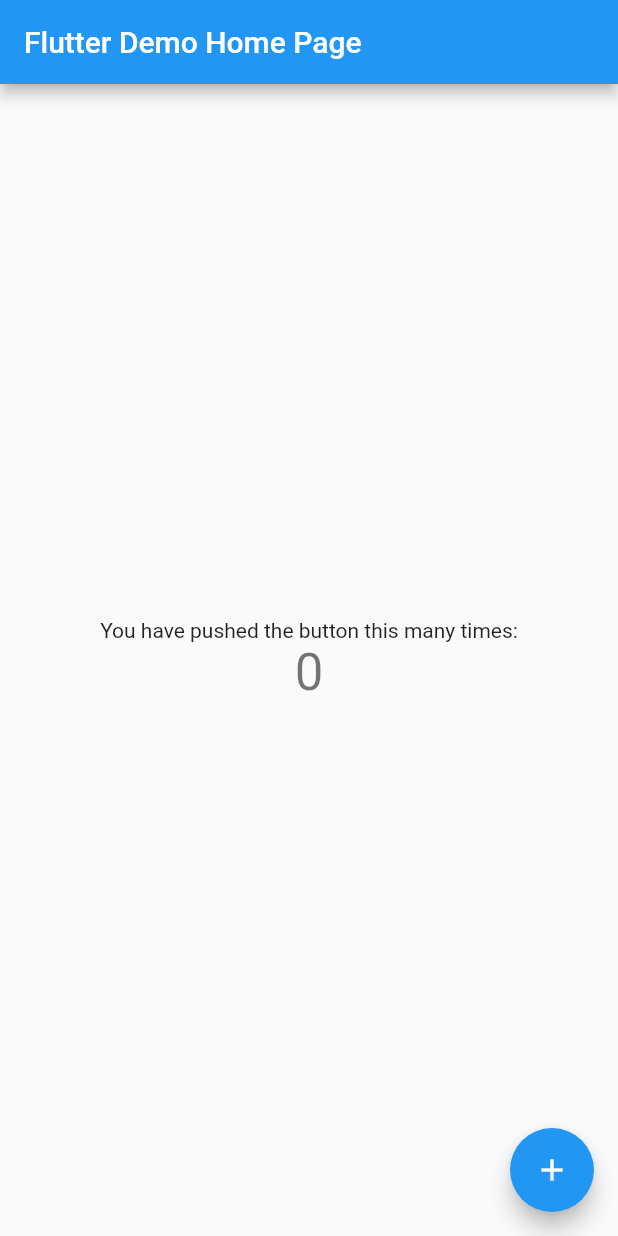
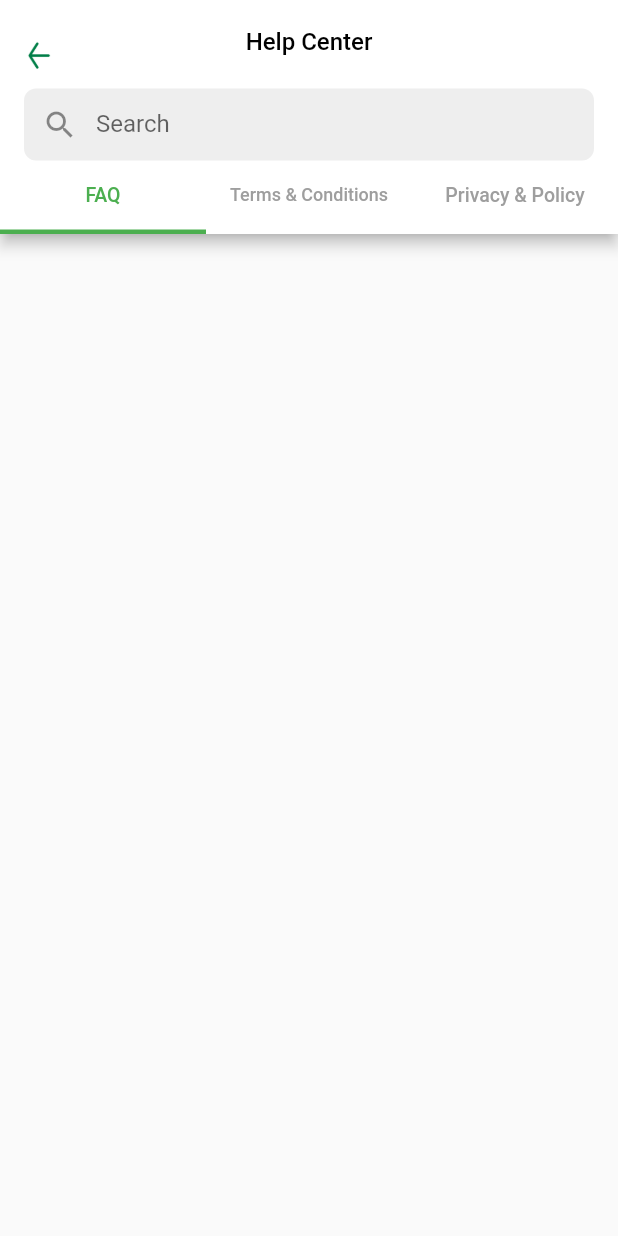
Before and after one commit to mehdibasami/test_flutter, a Flutter app: the screen it shows after launch, on a phone screen of 412 x 824 dp. Run offline on Flutter 3.47's test engine with Material 2 defaults, Android fonts, the light colour scheme and no system bars.

Commit message:
add appBar

```diff
--- a/lib/main.dart
+++ b/lib/main.dart
@@ -7,22 +7,12 @@
 class MyApp extends StatelessWidget {
   const MyApp({Key? key}) : super(key: key);
 
-  // This widget is the root of your application.
   @override
   Widget build(BuildContext context) {
     return MaterialApp(
       title: 'Flutter Demo',
       theme: ThemeData(
-        // This is the theme of your application.
-        //
-        // Try running your application with "flutter run". You'll see the
-        // application has a blue toolbar. Then, without quitting the app, try
-        // changing the primarySwatch below to Colors.green and then invoke
-        // "hot reload" (press "r" in the console where you ran "flutter run",
-        // or simply save your changes to "hot reload" in a Flutter IDE).
-        // Notice that the counter didn't reset back to zero; the application
-        // is not restarted.
-        primarySwatch: Colors.blue,
+        primarySwatch: Colors.green,
       ),
       home: const MyHomePage(title: 'Flutter Demo Home Page'),
     );
@@ -32,84 +22,117 @@
 class MyHomePage extends StatefulWidget {
   const MyHomePage({Key? key, required this.title}) : super(key: key);
 
-  // This widget is the home page of your application. It is stateful, meaning
-  // that it has a State object (defined below) that contains fields that affect
-  // how it looks.
-
-  // This class is the configuration for the state. It holds the values (in this
-  // case the title) provided by the parent (in this case the App widget) and
-  // used by the build method of the State. Fields in a Widget subclass are
-  // always marked "final".
-
   final String title;
 
   @override
   State<MyHomePage> createState() => _MyHomePageState();
 }
 
-class _MyHomePageState extends State<MyHomePage> {
-  int _counter = 0;
-
-  void _incrementCounter() {
-    setState(() {
-      // This call to setState tells the Flutter framework that something has
-      // changed in this State, which causes it to rerun the build method below
-      // so that the display can reflect the updated values. If we changed
-      // _counter without calling setState(), then the build method would not be
-      // called again, and so nothing would appear to happen.
-      _counter++;
-    });
+class _MyHomePageState extends State<MyHomePage>
+    with SingleTickerProviderStateMixin {
+  TabController? _tabController;
+  @override
+  void initState() {
+    super.initState();
+    _tabController = TabController(
+      length: 3,
+      vsync: this,
+    );
   }
 
   @override
   Widget build(BuildContext context) {
-    // This method is rerun every time setState is called, for instance as done
-    // by the _incrementCounter method above.
-    //
-    // The Flutter framework has been optimized to make rerunning build methods
-    // fast, so that you can just rebuild anything that needs updating rather
-    // than having to individually change instances of widgets.
-    return Scaffold(
-      appBar: AppBar(
-        // Here we take the value from the MyHomePage object that was created by
-        // the App.build method, and use it to set our appbar title.
-        title: Text(widget.title),
-      ),
-      body: Center(
-        // Center is a layout widget. It takes a single child and positions it
-        // in the middle of the parent.
-        child: Column(
-          // Column is also a layout widget. It takes a list of children and
-          // arranges them vertically. By default, it sizes itself to fit its
-          // children horizontally, and tries to be as tall as its parent.
-          //
-          // Invoke "debug painting" (press "p" in the console, choose the
-          // "Toggle Debug Paint" action from the Flutter Inspector in Android
-          // Studio, or the "Toggle Debug Paint" command in Visual Studio Code)
-          // to see the wireframe for each widget.
-          //
-          // Column has various properties to control how it sizes itself and
-          // how it positions its children. Here we use mainAxisAlignment to
-          // center the children vertically; the main axis here is the vertical
-          // axis because Columns are vertical (the cross axis would be
-          // horizontal).
-          mainAxisAlignment: MainAxisAlignment.center,
-          children: <Widget>[
-            const Text(
-              'You have pushed the button this many times:',
+    return GestureDetector(
+      onTap: () => FocusScope.of(context).unfocus(),
+      child: Scaffold(
+        appBar: AppBar(
+          backgroundColor: Colors.white,
+          bottom: PreferredSize(
+            preferredSize: const Size.fromHeight(100),
+            child: Column(
+              children: [
+                Padding(
+                  padding: const EdgeInsets.symmetric(horizontal: 16.0),
+                  child: TextFormField(
+                    decoration: InputDecoration(
+                        fillColor: Colors.grey[200],
+                        filled: true,
+                        contentPadding: const EdgeInsets.symmetric(
+                            horizontal: 10, vertical: 10),
+                        prefixIcon: const Icon(Icons.search),
+                        focusedBorder: OutlineInputBorder(
+                            gapPadding: 12,
+                            borderRadius: BorderRadius.circular(8)),
+                        enabledBorder: OutlineInputBorder(
+                            borderSide: const BorderSide(
+                              color: Colors.transparent,
+                            ),
+                            borderRadius: BorderRadius.circular(8)),
+                        border: OutlineInputBorder(
+                            borderSide: const BorderSide(
+                              color: Colors.white,
+                              width: 0,
+                            ),
+                            borderRadius: BorderRadius.circular(8)),
+                        labelText: 'Search',
+                        hintText: 'Search',
+                        labelStyle: TextStyle(
+                          fontSize: 16,
+                          color: Colors.black.withOpacity(0.6),
+                        )),
+                  ),
+                ),
+                TabBar(
+                    controller: _tabController,
+                    labelColor: Theme.of(context).colorScheme.secondary,
+                    labelStyle:
+                        const TextStyle(color: Colors.black, fontSize: 13),
+                    unselectedLabelStyle:
+                        const TextStyle(color: Colors.black, fontSize: 13),
+                    indicatorWeight: 3.0,
+                    indicatorColor: Theme.of(context).colorScheme.secondary,
+                    unselectedLabelColor: Colors.grey,
+                    tabs: const [
+                      FittedBox(
+                        child: Tab(
+                          text: 'FAQ',
+                        ),
+                      ),
+                      FittedBox(
+                        child: Tab(
+                          text: 'Terms & Conditions',
+                        ),
+                      ),
+                      FittedBox(
+                        child: Tab(
+                          text: 'Privacy & Policy',
+                        ),
+                      ),
+                    ])
+              ],
             ),
-            Text(
-              '$_counter',
-              style: Theme.of(context).textTheme.headline4,
+          ),
+          centerTitle: true,
+          title: const Text(
+            'Help Center',
+            style: TextStyle(fontSize: 16, color: Colors.black),
+          ),
+          leadingWidth: 36,
+          leading: Container(
+            margin: const EdgeInsets.only(top: 16.0, left: 16),
+            child: const Image(
+              image: AssetImage('assets/images/icons/Arrow - Left.png'),
+              height: 16,
+              width: 16,
             ),
-          ],
+          ),
+        ),
+        body: SafeArea(
+          child: TabBarView(
+              controller: _tabController,
+              children: [Container(), Container(), Container()]),
         ),
       ),
-      floatingActionButton: FloatingActionButton(
-        onPressed: _incrementCounter,
-        tooltip: 'Increment',
-        child: const Icon(Icons.add),
-      ), // This trailing comma makes auto-formatting nicer for build methods.
     );
   }
 }
--- a/pubspec.yaml
+++ b/pubspec.yaml
@@ -57,7 +57,7 @@
 
   # To add assets to your application, add an assets section, like this:
   assets:
-    - assets/images/
+    - assets/images/icons/
 
   # An image asset can refer to one or more resolution-specific "variants", see
   # https://flutter.dev/assets-and-images/#resolution-aware.
```
